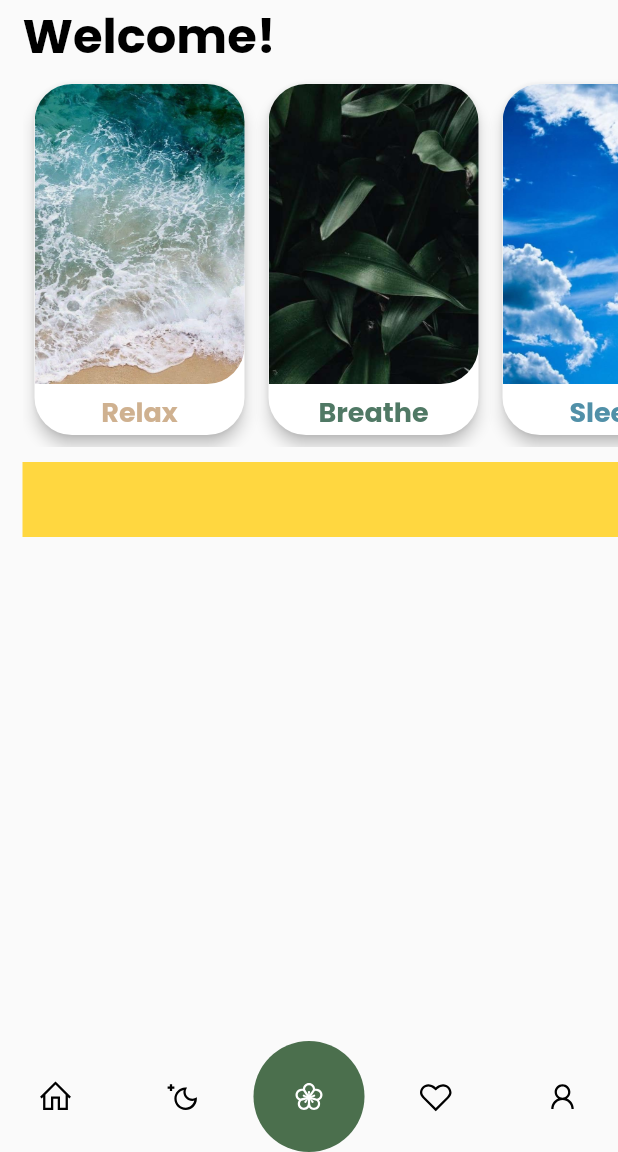
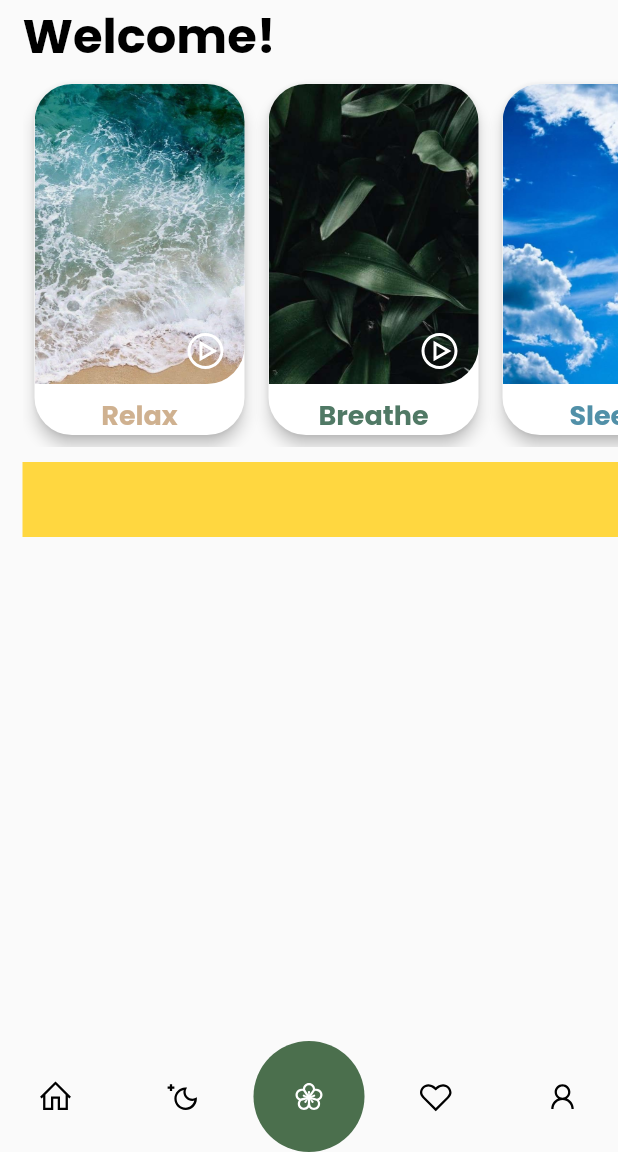
Before and after one commit to Maxvyr/meditation_app, a Flutter app: the screen it shows after launch, on a phone screen of 412 x 824 dp, the part 84-1236 px from its top. Run offline on Flutter 3.47's test engine with Material 2 defaults, Android fonts, the phone set to English and light mode, and no system bars; drawn by our look-alikes of google_nav_bar; our stand-ins replace flutter_riverpod, google_fonts, line_icons.

Commit message:
:lipstick: update design card tile #1

```diff
--- a/lib/repository/dummy_list.dart
+++ b/lib/repository/dummy_list.dart
@@ -1,5 +1,3 @@
-import 'dart:io';
-
 import 'package:meditation_design_app/controller/custom_colors.dart';
 import 'package:meditation_design_app/controller/custom_img.dart';
 import 'package:meditation_design_app/models/lesson_meditation.dart';
--- a/lib/views/widget/card_tile.dart
+++ b/lib/views/widget/card_tile.dart
@@ -1,4 +1,6 @@
 import 'package:flutter/material.dart';
+import 'package:line_icons/line_icons.dart';
+import 'package:meditation_design_app/controller/custom_colors.dart';
 import 'package:meditation_design_app/models/lesson_meditation.dart';
 import 'package:meditation_design_app/views/widget/text_custom.dart';
 
@@ -20,7 +22,8 @@ class CardCustom extends StatelessWidget {
       ),
       child: SizedBox(
         width: widthCard,
-        child: Column(
+        child: Stack(
+          alignment: Alignment.topCenter,
           children: [
             SizedBox(
               height: 200.0,
@@ -34,11 +37,24 @@ class CardCustom extends StatelessWidget {
                 child: lessonMeditation.img,
               ),
             ),
-            const SizedBox(height: 5.0),
-            CustomText(
-              data: lessonMeditation.title,
-              color: lessonMeditation.titleColor,
-              fontWeight: FontWeight.w700,
+            Positioned(
+              bottom: 0,
+              child: SizedBox(
+                child: CustomText(
+                  data: lessonMeditation.title,
+                  color: lessonMeditation.titleColor,
+                  fontWeight: FontWeight.w700,
+                ),
+              ),
+            ),
+            const Positioned(
+              bottom: 40.0,
+              right: 10.0,
+              child: Icon(
+                LineIcons.playCircle,
+                color: CustomColor.white,
+                size: 32.0,
+              ),
             ),
           ],
         ),
```
